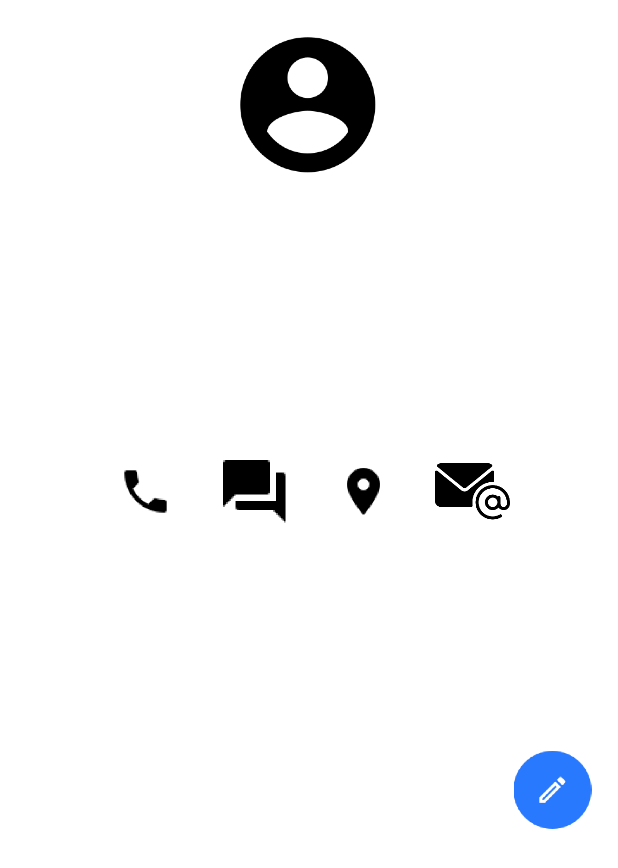
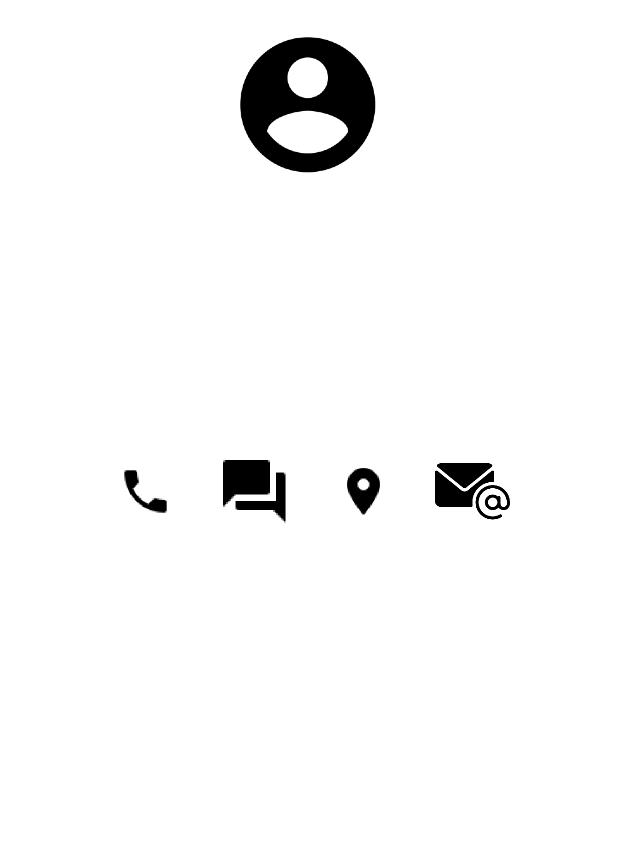
Before and after one commit to NoeOz/AppContacts, an Android app: the layout activity_profile.xml on its own in the app's theme, with its tools: preview values and no code run, on a phone screen of 412 x 824 dp. Shown: the top 868 px of the screen. Run offline under Robolectric (Android 15) with nearby library versions, the phone set to English and light mode, and no system bars.

Commit message:
everything fixed 1

```diff
--- a/Contacts/app/src/main/res/layout/activity_profile.xml
+++ b/Contacts/app/src/main/res/layout/activity_profile.xml
@@ -135,18 +135,6 @@
             app:layout_constraintEnd_toEndOf="parent"
             app:layout_constraintTop_toTopOf="parent" />
 
-        <ImageView
-            android:id="@+id/imageView7"
-            android:layout_width="55dp"
-            android:layout_height="52dp"
-            android:layout_marginEnd="16dp"
-            android:layout_marginRight="16dp"
-            android:layout_marginBottom="16dp"
-            android:onClick="modifier"
-            app:layout_constraintBottom_toBottomOf="parent"
-            app:layout_constraintEnd_toEndOf="parent"
-            app:srcCompat="@mipmap/ic_edit_foreground" />
-
         <TextView
             android:id="@+id/email"
             android:layout_width="wrap_content"
```
Also changed, not shown: Contacts/app/src/main/java/com/example/contacts/ProfileActivity.java (+18 -10 lines), Contacts/app/src/main/res/layout/content_profile.xml (renamed from Contacts/app/src/main/res/layout/activity_main.xml, +5 -14 lines).
